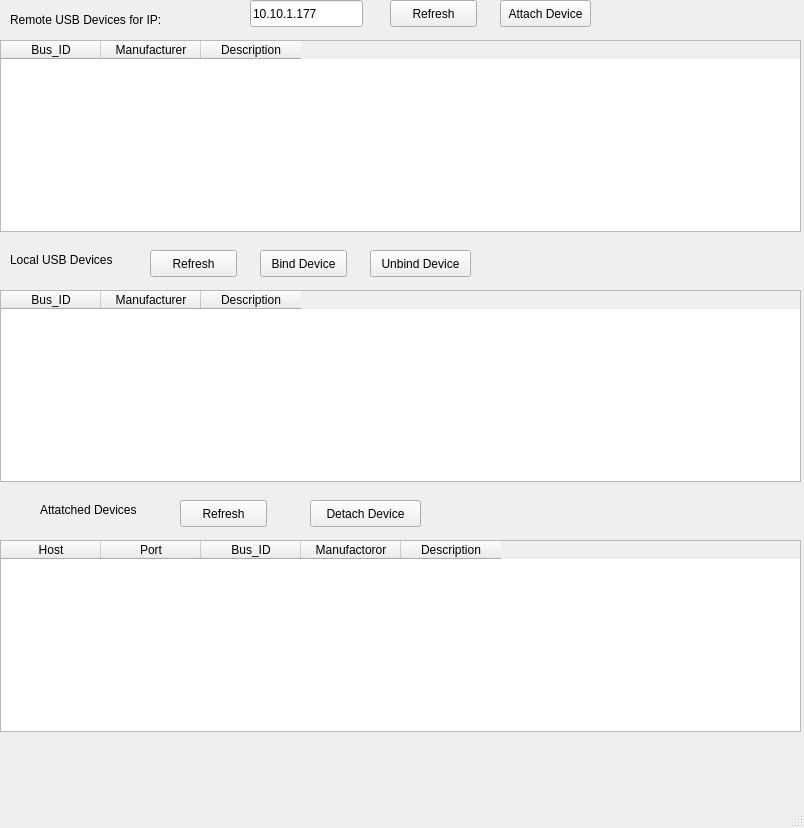
MadOne/usbip_QTGui, file mainwindow.ui: the form before one commit.
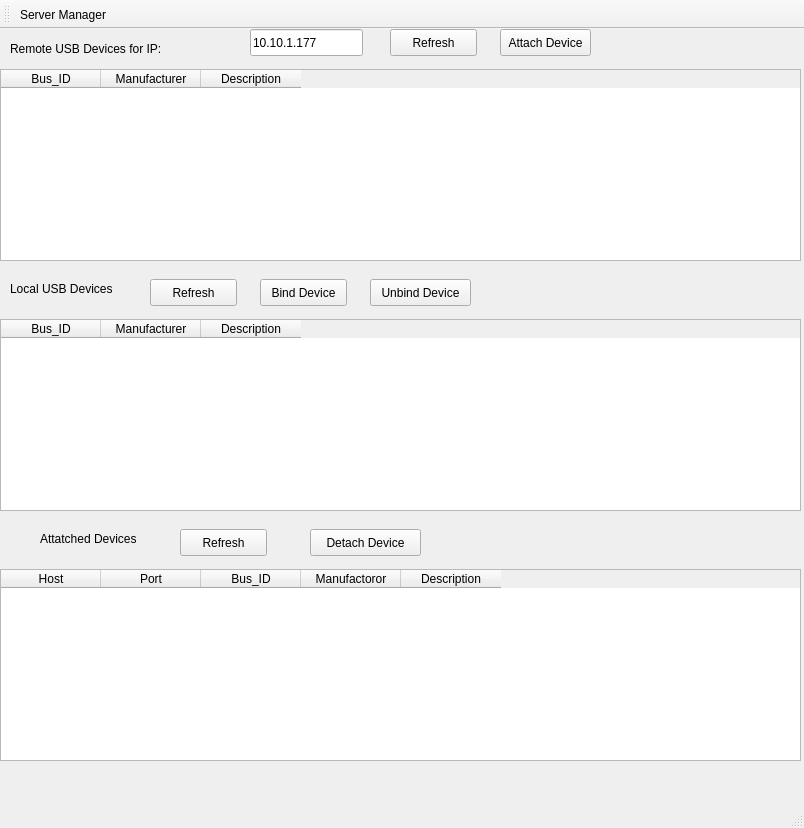
The form after the commit. Icons and pictures are not drawn.

The edit to the form file:
```diff
--- a/mainwindow.ui
+++ b/mainwindow.ui
@@ -272,6 +272,27 @@
    </property>
   </widget>
   <widget class="QStatusBar" name="statusbar"/>
+  <widget class="QToolBar" name="toolBar">
+   <property name="windowTitle">
+    <string>toolBar</string>
+   </property>
+   <attribute name="toolBarArea">
+    <enum>TopToolBarArea</enum>
+   </attribute>
+   <attribute name="toolBarBreak">
+    <bool>false</bool>
+   </attribute>
+   <addaction name="actionServer_Manager"/>
+  </widget>
+  <action name="actionServer_Manager">
+   <property name="icon">
+    <iconset>
+     <normaloff>img/server-network-outline.svg</normaloff>img/server-network-outline.svg</iconset>
+   </property>
+   <property name="text">
+    <string>Server Manager</string>
+   </property>
+  </action>
  </widget>
  <resources/>
  <connections>
```
Left out of the diff: 10 changed lines with no effect on the pictures.
